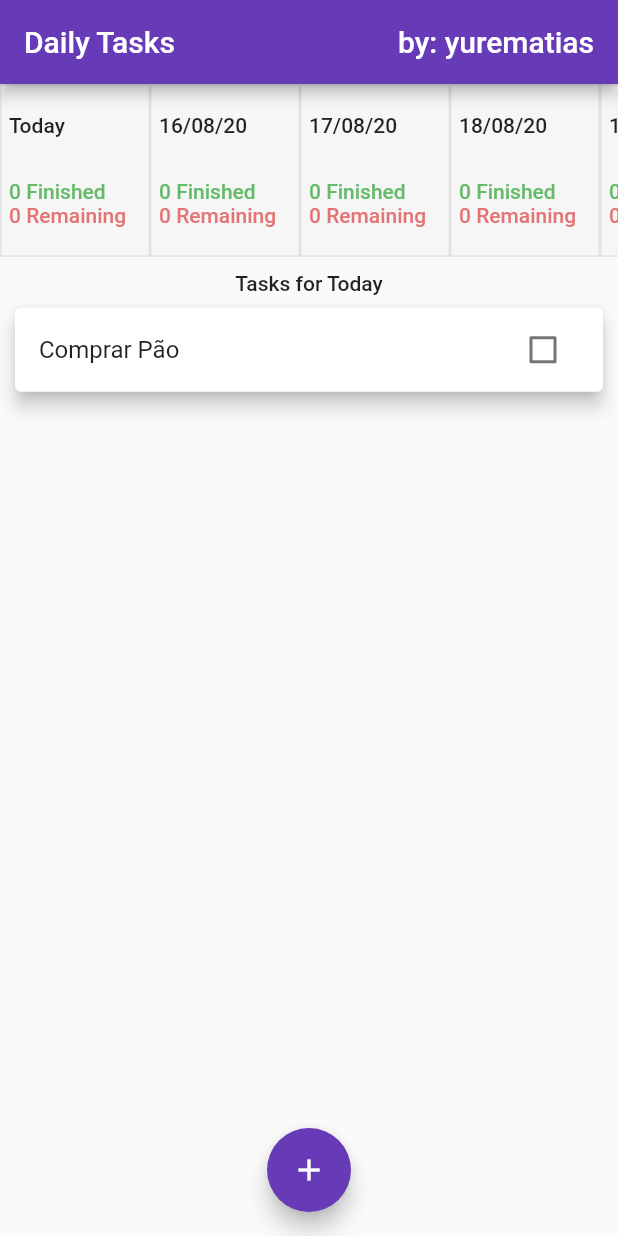
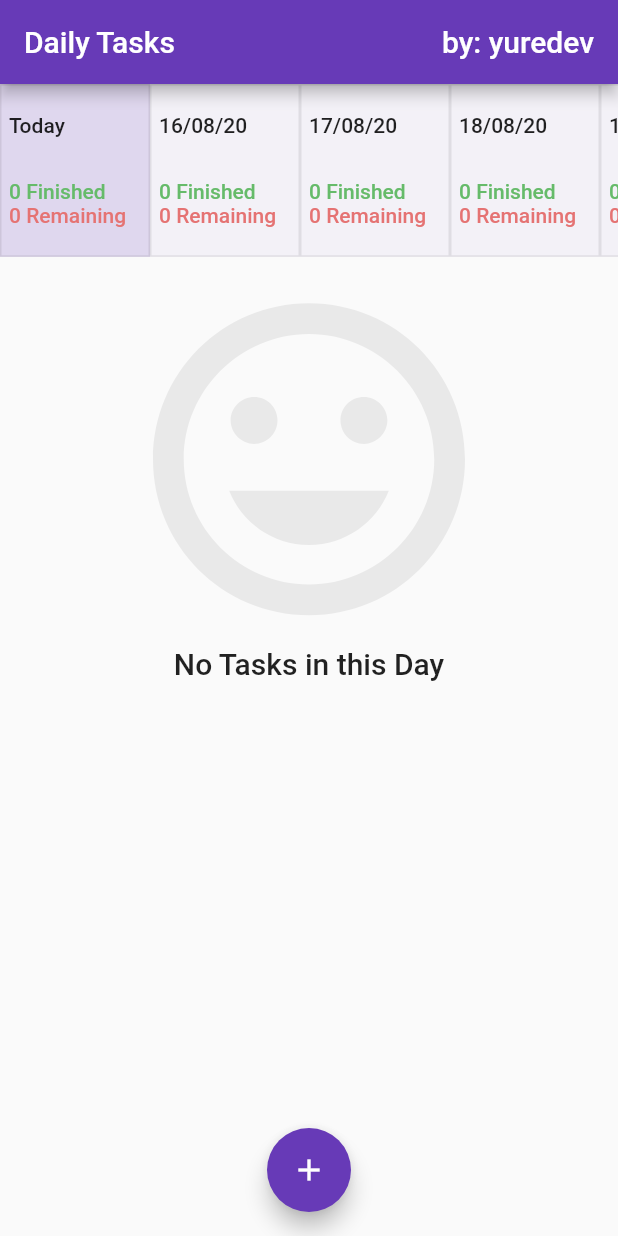
Before and after one commit to yuredev/daily-tasks-app, a Flutter app: the screen it shows after launch, on a phone screen of 412 x 824 dp. Run offline on Flutter 3.47's test engine with Material 2 defaults, Android fonts, the phone set to English and light mode, and no system bars.

Commit message:
main functionalities added

```diff
--- a/lib/widgets/adaptative/adaptative_app_bar.dart
+++ b/lib/widgets/adaptative/adaptative_app_bar.dart
@@ -17,7 +17,7 @@ class AdaptativeAppBar extends StatelessWidget implements PreferredSizeWidget {
       mainAxisAlignment: MainAxisAlignment.spaceBetween,
       children: [
         Text('Daily Tasks'),
-        Text('by: yurematias'),
+        Text('by: yuredev'),
       ],
     );
     final PreferredSizeWidget appBar = Platform.isAndroid
--- a/lib/widgets/day_selector.dart
+++ b/lib/widgets/day_selector.dart
@@ -6,19 +6,17 @@ import 'package:intl/intl.dart';
 class DaySelector extends StatelessWidget {
   final List<Task> allTasks;
   final void Function(DateTime) onDaySelect;
+  final DateTime selectedDate;
 
-  DaySelector({
-    @required this.allTasks,
-    @required this.onDaySelect,
-  });
+  DaySelector(
+      {@required this.allTasks,
+      @required this.onDaySelect,
+      @required this.selectedDate});
 
   List<Map<String, Object>> get _daysList {
-    return List.generate(20, (i) {
+    return List.generate(15, (i) {
       DateTime currentDay = DateTime.now().add(Duration(days: i));
-      var currentDayTasks = this
-          .allTasks
-          .where((t) => Utils.compareDates(t.date, currentDay))
-          .toList();
+      var currentDayTasks = this._getTasksFromDay(currentDay);
       return {
         'day': currentDay,
         'tasks': currentDayTasks,
@@ -26,13 +24,27 @@ class DaySelector extends StatelessWidget {
     });
   }
 
-  // int get _dailyTasksFinished  {
-  //   return this._daysList.fold(0, (count, task) {
-  //     if (task.) {
+  List<Task> _getTasksFromDay(DateTime day) {
+    return this.allTasks.where((t) => Utils.compareDates(t.date, day)).toList();
+  }
 
-  //     }
-  //   });
-  // }
+  int _getFinishedTasksCount(DateTime day) {
+    var dayTasks = this._getTasksFromDay(day);
+
+    int taskCount = dayTasks.fold(0, (count, task) {
+      if (task.wasFinished) {
+        return ++count;
+      }
+      return count;
+    });
+    return taskCount;
+  }
+
+  int _getRemaningTasksCount(DateTime day) {
+    int totalDayTasks = this._getTasksFromDay(day).length;
+    int finishedTasks = this._getFinishedTasksCount(day);
+    return totalDayTasks - finishedTasks;
+  }
 
   @override
   Widget build(BuildContext context) {
@@ -41,9 +53,10 @@ class DaySelector extends StatelessWidget {
       itemCount: _daysList.length,
       itemBuilder: (ctx, i) {
         var dayReport = _daysList[i];
+        DateTime day = dayReport['day'];
         return FlatButton(
           padding: EdgeInsets.all(0),
-          onPressed: () => this.onDaySelect(dayReport['day']),
+          onPressed: () => this.onDaySelect(day),
           child: Container(
             padding: EdgeInsets.all(5),
             width: 100,
@@ -53,16 +66,18 @@ class DaySelector extends StatelessWidget {
                 color: Color(0x15000000),
                 width: 1.0,
               ),
-              color: Color(0x44EBEBEB),
+              color: Utils.compareDates(day, this.selectedDate)
+                  ? Color(0x449575CD)
+                  : Color(0x119575CD),
             ),
             child: Column(
               mainAxisAlignment: MainAxisAlignment.spaceAround,
               crossAxisAlignment: CrossAxisAlignment.start,
               children: [
                 Text(
-                  Utils.compareDates(dayReport['day'], DateTime.now())
+                  Utils.compareDates(day, DateTime.now())
                       ? 'Today'
-                      : DateFormat('dd/MM/yy').format(dayReport['day']),
+                      : DateFormat('dd/MM/yy').format(day),
                   style: TextStyle(
                     fontWeight: FontWeight.w500,
                   ),
@@ -72,13 +87,13 @@ class DaySelector extends StatelessWidget {
                   crossAxisAlignment: CrossAxisAlignment.start,
                   children: [
                     Text(
-                      '0 Finished',
+                      '${this._getFinishedTasksCount(day)} Finished',
                       style: TextStyle(
                         color: Colors.green[400],
                       ),
                     ),
                     Text(
-                      '0 Remaining',
+                      '${this._getRemaningTasksCount(day)} Remaining',
                       style: TextStyle(
                         color: Colors.red[300],
                       ),
--- a/lib/widgets/day_task_widget.dart
+++ b/lib/widgets/day_task_widget.dart
@@ -18,11 +18,15 @@ class DayTaskWidget extends StatelessWidget {
         vertical: 8,
       ),
       elevation: 5,
-      child: ListTile(
-        title: Text(task.title),
-        trailing: Checkbox(
-          value: task.wasFinished,
-          onChanged: (newBool) => onTaskCheck(task, newBool),
+      child: GestureDetector(
+        onTap: () => onTaskCheck(task, !task.wasFinished),
+        child: ListTile(
+          leading: IconButton(icon: Icon(Icons.assignment)),
+          title: Text(task.title),
+          trailing: Checkbox(
+            value: task.wasFinished,
+            onChanged: (newBool) => onTaskCheck(task, newBool),
+          ),
         ),
       ),
     );
--- a/lib/widgets/day_tasks_list.dart
+++ b/lib/widgets/day_tasks_list.dart
@@ -13,6 +13,7 @@ class DayTasksList extends StatelessWidget {
 
   @override
   Widget build(BuildContext context) {
+    if (this.dayTasks.isNotEmpty) {
       return ListView.builder(
         itemCount: this.dayTasks.length,
         itemBuilder: (ctx, index) => DayTaskWidget(
@@ -20,5 +21,25 @@ class DayTasksList extends StatelessWidget {
           onTaskCheck: onTaskCheck,
         ),
       );
+    } else {
+      return Container(
+        child: Column(
+          children: [
+            Icon(
+              Icons.tag_faces,
+              size: 250,
+              color: Color(0x11000000),
+            ),
+            Text(
+              'No Tasks in this Day',
+              style: TextStyle(
+                fontWeight: FontWeight.w500,
+                fontSize: MediaQuery.of(context).textScaleFactor * 20,
+              ),
+            ),
+          ],
+        ),
+      );
     }
   }
+}
--- a/lib/widgets/home_page.dart
+++ b/lib/widgets/home_page.dart
@@ -18,37 +18,11 @@ class HomePage extends StatefulWidget {
 }
 
 class _HomePageState extends State<HomePage> {
-  final List<Task> allTasks = [
-    Task(
-      title: 'Comprar Pão',
-      id: Random().nextDouble().toString(),
-      description: 'Comprar pão na padaria de fulano',
-      wasFinished: false,
-      date: DateTime.now(),
-    ),
-    Task(
-      title: 'Correr 5km',
-      id: Random().nextDouble().toString(),
-      description: 'Correr feito um condenado',
-      wasFinished: false,
-      date: DateTime.now().add(
-        Duration(days: 1),
-      ),
-    ),
-    Task(
-      title: 'Ir para academia',
-      id: Random().nextDouble().toString(),
-      description: 'Treinar dorsal e bíceps',
-      wasFinished: false,
-      date: DateTime.now().add(
-        Duration(days: 2),
-      ),
-    ),
-  ];
+  final List<Task> allTasks = [];
 
   DateTime _selectedDate = DateTime.now();
 
-  void setTaskFinishedStatus(Task task, bool isFinished) {
+  void _setTaskFinishedStatus(Task task, bool isFinished) {
     setState(() => task.wasFinished = isFinished);
   }
 
@@ -58,15 +32,17 @@ class _HomePageState extends State<HomePage> {
         .toList();
   }
 
-  void _addTask(String title, String decription, DateTime date) {
+  void _addTask(String title, String description, DateTime date) {
+    if (title != null && description != null && date != null) {
       final newTask = Task(
         id: Random().nextDouble().toString(),
         date: date,
         title: title,
-      description: decription,
+        description: description,
       );
       setState(() => this.allTasks.add(newTask));
       Navigator.of(context).pop();
+    }
   }
 
   void _setSelectedDate(DateTime newSelectedDay) {
@@ -82,11 +58,7 @@ class _HomePageState extends State<HomePage> {
     final double avaliableHeight =
         totalAppHeight - statusBarHeight - appBarHeight;
 
-    return Platform.isIOS
-        ? CupertinoPageScaffold(child: null)
-        : Scaffold(
-            appBar: AdaptativeAppBar(),
-            body: SafeArea(
+    final bodyPage = SafeArea(
       child: SingleChildScrollView(
         child: Column(
           children: [
@@ -95,27 +67,29 @@ class _HomePageState extends State<HomePage> {
               child: DaySelector(
                 allTasks: this.allTasks,
                 onDaySelect: this._setSelectedDate,
+                selectedDate: this._selectedDate,
               ),
             ),
             Container(
               height: avaliableHeight * 0.85,
-                      margin: EdgeInsets.only(
+              padding: EdgeInsets.only(
                 top: 10,
               ),
               child: Column(
                 children: [
+                  if (this._tasksOfSelectedDate.isNotEmpty)
                     Text(
-                            Utils.compareDates(this._selectedDate, DateTime.now()) ?
-                            'Tasks for Today' :
-                            'Tasks for ${DateFormat('dd/MM/yy').format(this._selectedDate)}',
+                      Utils.compareDates(this._selectedDate, DateTime.now())
+                          ? 'Tasks of Today'
+                          : 'Tasks of ${DateFormat('dd/MM/yy').format(this._selectedDate)}',
                       style: TextStyle(
                         fontWeight: FontWeight.w500,
                       ),
                     ),
                   Expanded(
                     child: DayTasksList(
-                              dayTasks: _tasksOfSelectedDate,
-                              onTaskCheck: setTaskFinishedStatus,
+                      dayTasks: this._tasksOfSelectedDate,
+                      onTaskCheck: this._setTaskFinishedStatus,
                     ),
                   ),
                 ],
@@ -124,9 +98,13 @@ class _HomePageState extends State<HomePage> {
           ],
         ),
       ),
-            ),
-            floatingActionButton: Platform.isAndroid
-                ? FloatingActionButton(
+    );
+    return Platform.isIOS
+        ? CupertinoPageScaffold(child: null)
+        : Scaffold(
+            appBar: AdaptativeAppBar(),
+            body: bodyPage,
+            floatingActionButton: FloatingActionButton(
               child: Icon(Icons.add),
               onPressed: () {
                 showModalBottomSheet(
@@ -134,8 +112,7 @@ class _HomePageState extends State<HomePage> {
                   builder: (context) => TasksForm(this._addTask),
                 );
               },
-                  )
-                : Container(),
+            ),
             floatingActionButtonLocation:
                 FloatingActionButtonLocation.centerFloat,
           );
```
Lines whose indentation alone changed are shown as unchanged.
